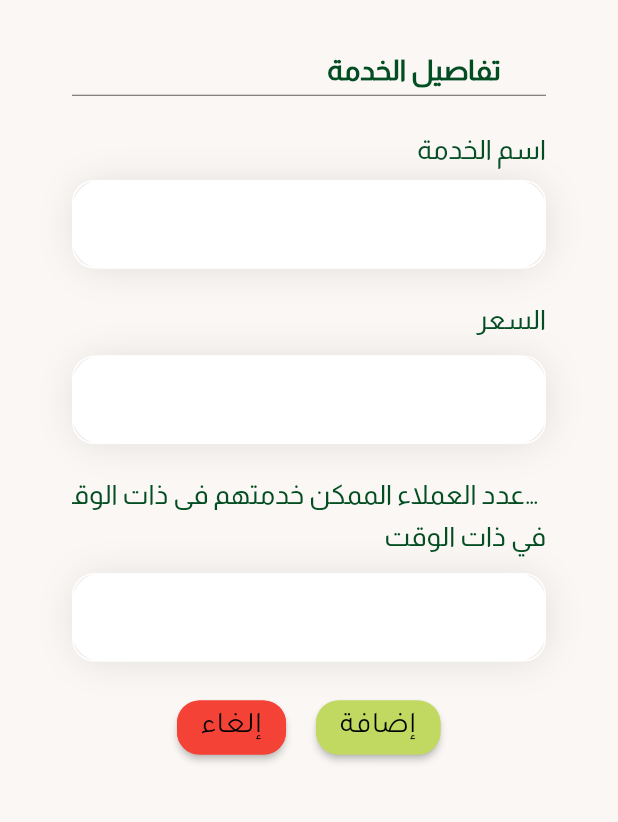
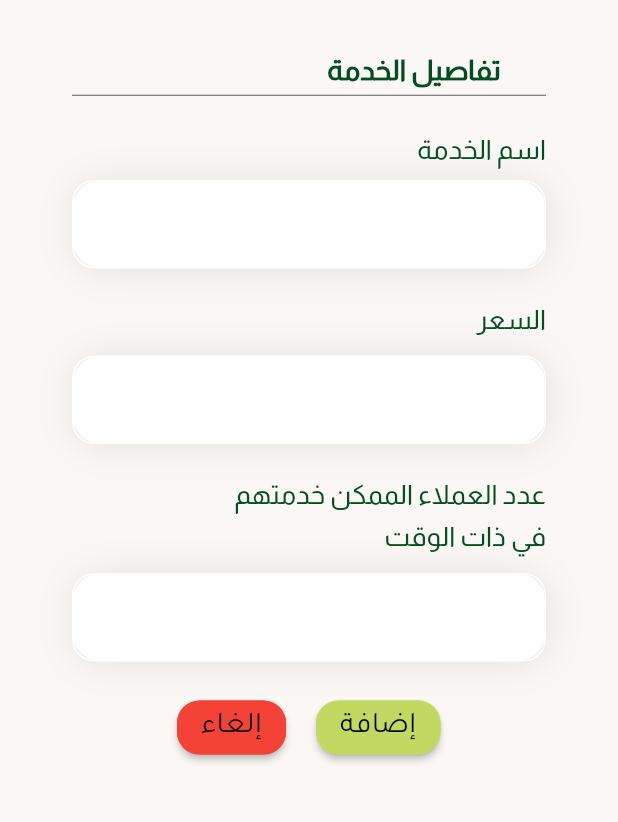
Before and after one commit to DanahAlkeaid/happyPaws, a Flutter app: the addGrooming screen opened directly with empty values, on a phone screen of 412 x 824 dp, the part 84-906 px from its top. Run offline on Flutter 3.47's test engine with Material 2 defaults, Android fonts, the phone set to English and light mode, and no system bars; our stand-ins replace anim_search_bar, cloud_firestore, date_picker_timeline, firebase_auth, firebase_core, firebase_messaging and 10 more; missing offline and left inert: day_night_time_picker, status_alert; accounts and stored records are empty.

Commit message:
تعديل تنسيققj

```diff
--- a/lib/addGrooming.dart
+++ b/lib/addGrooming.dart
@@ -233,7 +233,7 @@ class _addGrooming extends State<addGrooming> {
                                             child:Align(
                                               alignment:Alignment.centerRight,
                                               child:Text(
-                                                "عدد العملاء الممكن خدمتهم في ذات الوقت",
+                                                "عدد العملاء الممكن خدمتهم",
                                                 textAlign: TextAlign.start,
                                                 maxLines:1,
                                                 overflow:TextOverflow.ellipsis,
```
